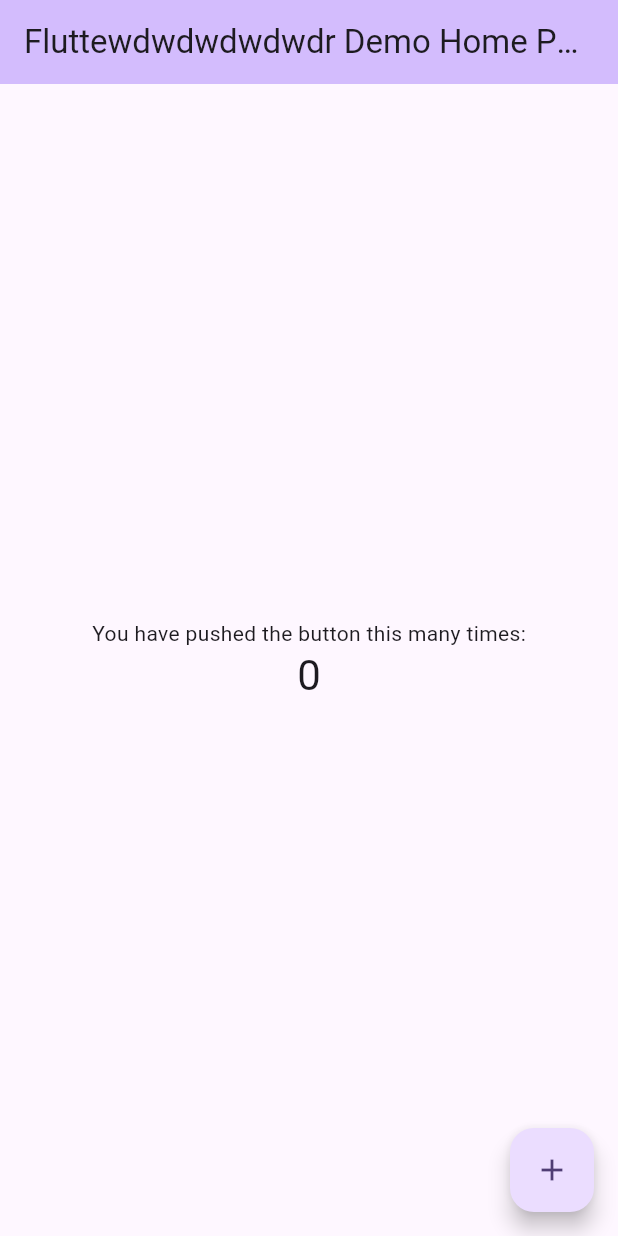
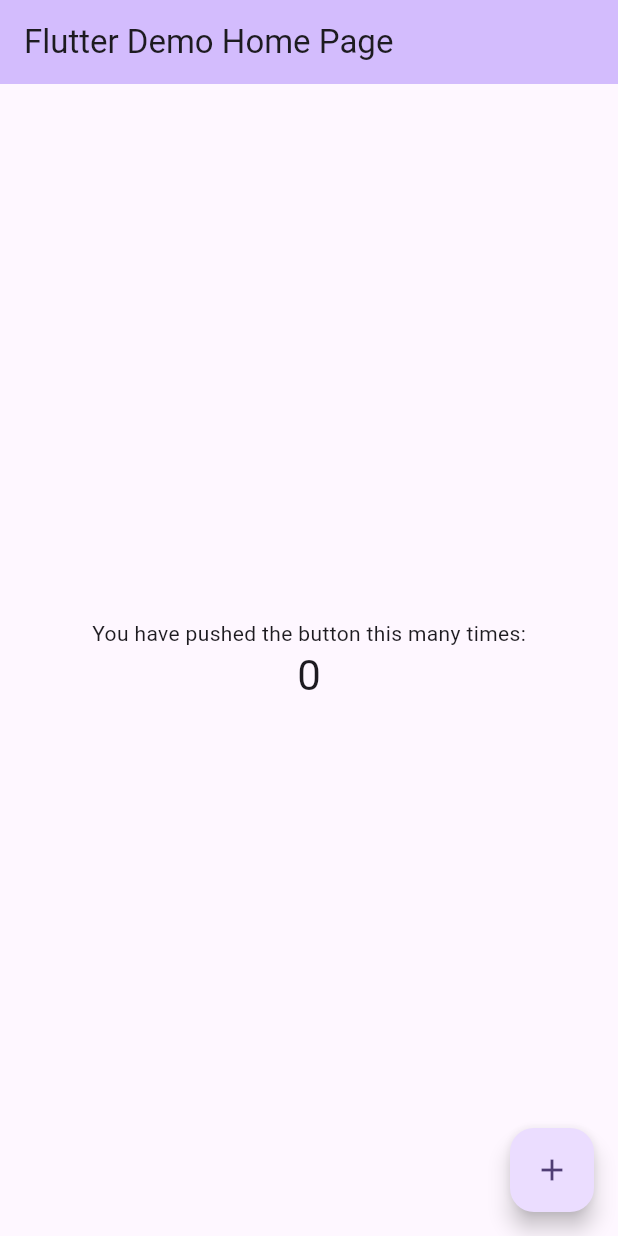
Before and after one commit to Tranlong291003/wallpaper, a Flutter app: the screen it shows after launch, on a phone screen of 412 x 824 dp. Run offline on Flutter 3.47's test engine with Material 3 defaults, Android fonts, the phone set to English and light mode, and no system bars.

Commit message:
Revert "khonog cos gi"
This reverts commit 5bd07dfd82bb5313e2976d80d8db9791af9070d7.

```diff
--- a/lib/main.dart
+++ b/lib/main.dart
@@ -31,7 +31,7 @@ class MyApp extends StatelessWidget {
         colorScheme: ColorScheme.fromSeed(seedColor: Colors.deepPurple),
         useMaterial3: true,
       ),
-      home: const MyHomePage(title: 'Fluttewdwdwdwdwdr Demo Home Page'),
+      home: const MyHomePage(title: 'Flutter Demo Home Page'),
     );
   }
 }
```
